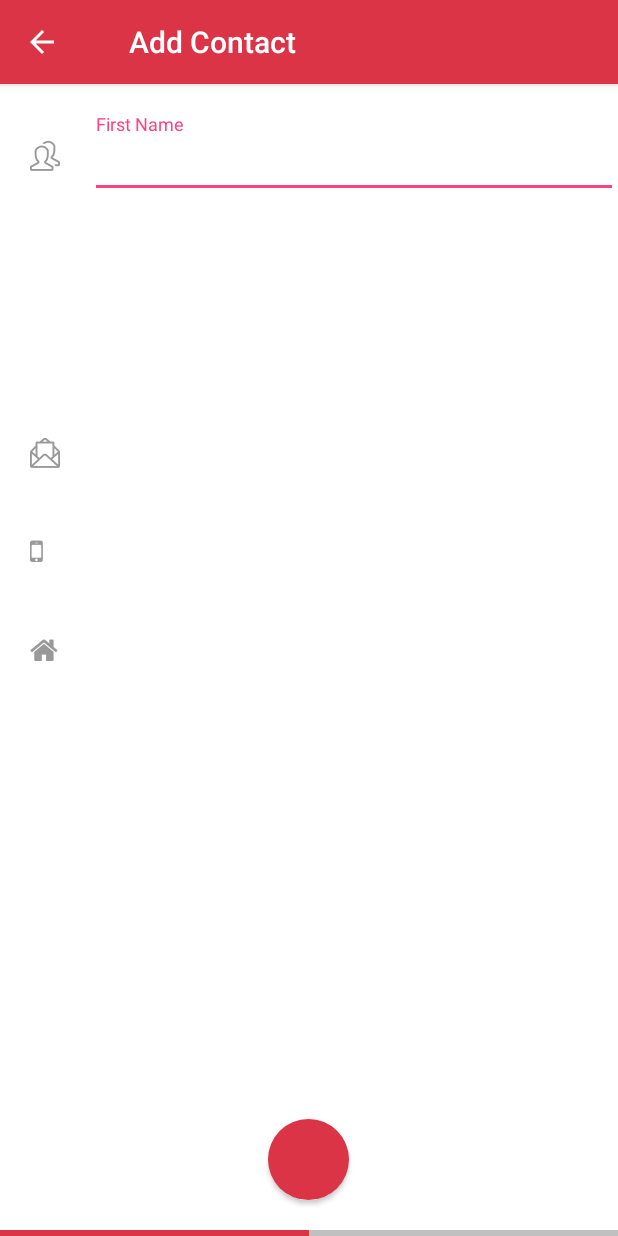
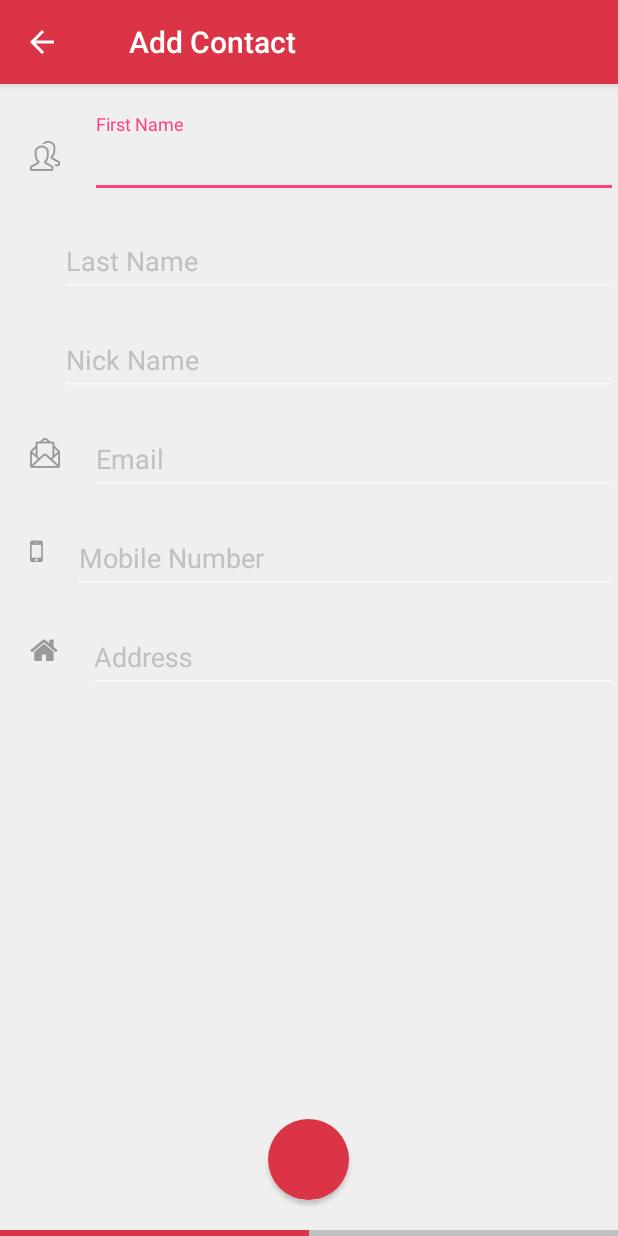
Before and after one commit to meghanashastri/Paymate, an Android app: the screen it shows after launch (MainActivity), on a phone screen of 412 x 824 dp. Run offline under Robolectric (Android 15) with nearby library versions, the phone set to English and light mode, and no system bars.

Commit message:
bg color change

```diff
--- a/app/src/main/res/layout/fragment_add_contact_screen_one.xml
+++ b/app/src/main/res/layout/fragment_add_contact_screen_one.xml
@@ -1,7 +1,8 @@
 <?xml version="1.0" encoding="utf-8"?>
 <RelativeLayout xmlns:android="http://schemas.android.com/apk/res/android"
     android:layout_width="match_parent"
-    android:layout_height="match_parent">
+    android:layout_height="match_parent"
+    android:background="@color/bg_color">
 
     <LinearLayout
         android:id="@+id/progressBarLayout"
@@ -67,7 +68,8 @@
                     android:layout_marginLeft="@dimen/margin_20dp"
                     android:layout_marginStart="@dimen/margin_20dp"
                     android:layout_toEndOf="@id/iconFirstName"
-                    android:layout_toRightOf="@id/iconFirstName">
+                    android:layout_toRightOf="@id/iconFirstName"
+                    android:textColorHint="@color/hint_color">
 
                     <EditText
                         android:layout_width="match_parent"
@@ -99,7 +101,8 @@
                     android:layout_marginLeft="@dimen/margin_20dp"
                     android:layout_marginStart="@dimen/margin_20dp"
                     android:layout_toEndOf="@id/iconLastName"
-                    android:layout_toRightOf="@id/iconLastName">
+                    android:layout_toRightOf="@id/iconLastName"
+                    android:textColorHint="@color/hint_color">
 
                     <EditText
                         android:layout_width="match_parent"
@@ -131,7 +134,8 @@
                     android:layout_marginLeft="@dimen/margin_20dp"
                     android:layout_marginStart="@dimen/margin_20dp"
                     android:layout_toEndOf="@id/iconNickName"
-                    android:layout_toRightOf="@id/iconNickName">
+                    android:layout_toRightOf="@id/iconNickName"
+                    android:textColorHint="@color/hint_color">
 
                     <EditText
                         android:layout_width="match_parent"
@@ -165,7 +169,8 @@
                     android:layout_marginLeft="@dimen/margin_20dp"
                     android:layout_marginStart="@dimen/margin_20dp"
                     android:layout_toEndOf="@id/iconEmail"
-                    android:layout_toRightOf="@id/iconEmail">
+                    android:layout_toRightOf="@id/iconEmail"
+                    android:textColorHint="@color/hint_color">
 
                     <EditText
                         android:layout_width="match_parent"
@@ -198,7 +203,8 @@
                     android:layout_marginLeft="@dimen/margin_20dp"
                     android:layout_marginStart="@dimen/margin_20dp"
                     android:layout_toEndOf="@id/iconMobileNumber"
-                    android:layout_toRightOf="@id/iconMobileNumber">
+                    android:layout_toRightOf="@id/iconMobileNumber"
+                    android:textColorHint="@color/hint_color">
 
                     <EditText
                         android:layout_width="match_parent"
@@ -231,7 +237,8 @@
                     android:layout_marginLeft="@dimen/margin_20dp"
                     android:layout_marginStart="@dimen/margin_20dp"
                     android:layout_toEndOf="@id/iconAddress"
-                    android:layout_toRightOf="@id/iconAddress">
+                    android:layout_toRightOf="@id/iconAddress"
+                    android:textColorHint="@color/hint_color">
 
                     <EditText
                         android:layout_width="match_parent"
--- a/app/src/main/res/values/colors.xml
+++ b/app/src/main/res/values/colors.xml
@@ -9,5 +9,6 @@
     <color name="text_color">#999999</color>
 
     <color name="white">#FFFFFF</color>
-    <color name="circle_button_border">#999999</color>
+    <color name="bg_color">#EFEFEF</color>
+    <color name="circle_button_border">#CBCBCB</color>
 </resources>
```
